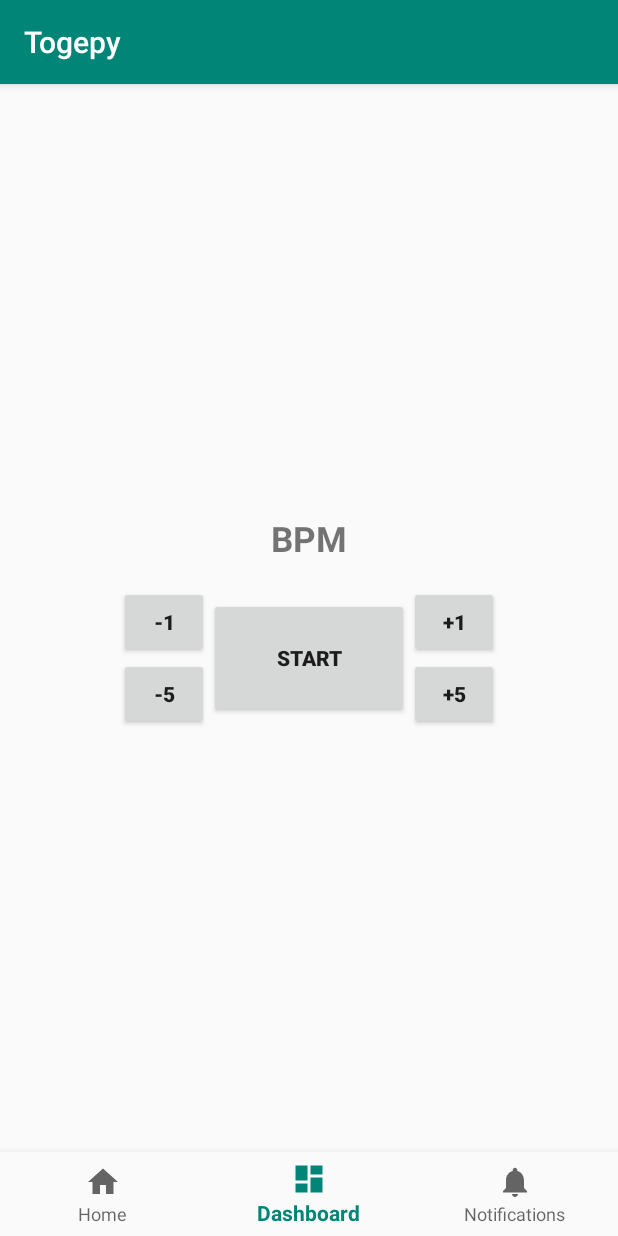
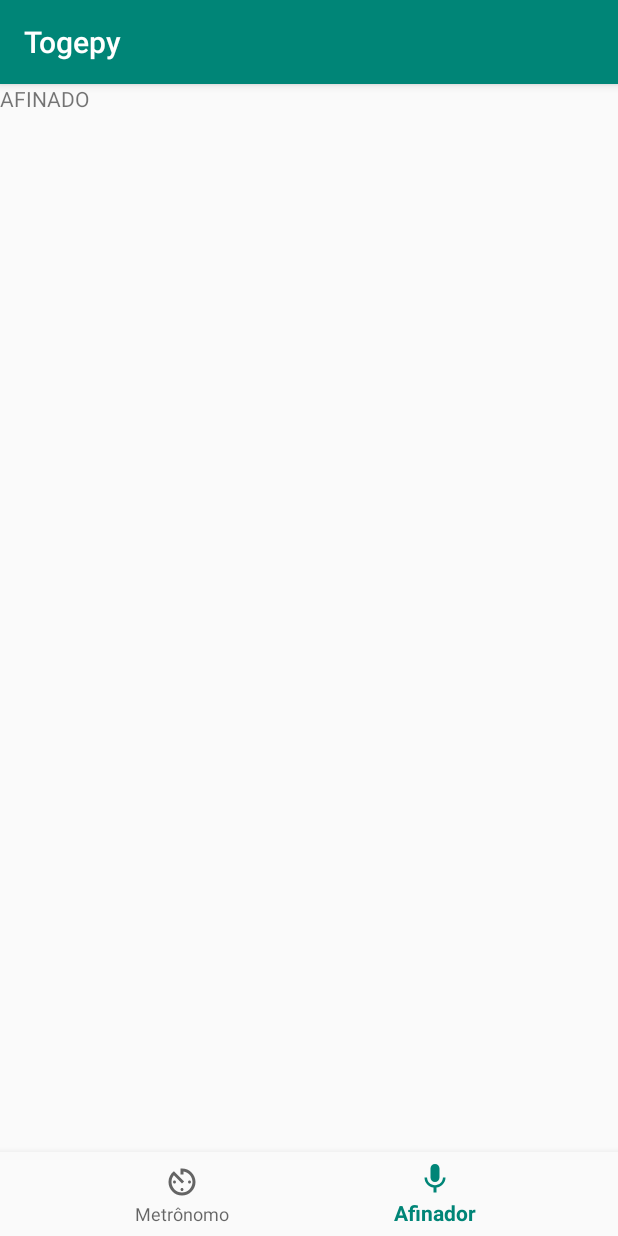
Before and after one commit to andredxc/embarcados, an Android app: the screen it shows after launch (MainActivity before the commit, Test_activity after it), item 2 of the bottom bar chosen, on a phone screen of 412 x 824 dp. Run offline under Robolectric (Android 15) with nearby library versions, the phone set to English and light mode, and no system bars.

Commit message:
Troca entre activities

```diff
--- a/togepy/app/src/main/AndroidManifest.xml
+++ b/togepy/app/src/main/AndroidManifest.xml
@@ -9,6 +9,7 @@
         android:roundIcon="@mipmap/ic_launcher_round"
         android:supportsRtl="true"
         android:theme="@style/AppTheme">
+        <activity android:name=".Test_activity"></activity>
         <activity
             android:name=".MainActivity"
             android:label="@string/app_name">
--- a/togepy/app/src/main/java/com/example/togepy/MainActivity.java
+++ b/togepy/app/src/main/java/com/example/togepy/MainActivity.java
@@ -1,5 +1,6 @@
 package com.example.togepy;
 
+import android.content.Intent;
 import android.os.Bundle;
 
 import com.google.android.material.bottomnavigation.BottomNavigationView;
@@ -23,14 +24,14 @@ public class MainActivity extends AppCompatActivity {
         @Override
         public boolean onNavigationItemSelected(@NonNull MenuItem item) {
             switch (item.getItemId()) {
-                case R.id.navigation_home:
-                    mTextMessage.setText(R.string.title_home);
+                case R.id.navigation_metronome:
+                    Log.e("andre", "Metronome");
                     return true;
-                case R.id.navigation_dashboard:
-                    mTextMessage.setText(R.string.title_dashboard);
-                    return true;
-                case R.id.navigation_notifications:
-                    mTextMessage.setText(R.string.title_notifications);
+                case R.id.navigation_tuner:
+                    Log.e("andre", "Tuner");
+                    startActivity(new Intent(MainActivity.this, Test_activity.class));
+                    overridePendingTransition(R.anim.fadein,
+                            R.anim.fadeout);
                     return true;
             }
             return false;
--- a/togepy/app/src/main/java/com/example/togepy/Metronome.java
+++ b/togepy/app/src/main/java/com/example/togepy/Metronome.java
@@ -41,7 +41,7 @@ public class Metronome {
             _currentNote = 1;
             _mediaPlayer = MediaPlayer.create(context, R.raw.low_seiko_sq50);
             _accentMediaPlayer = MediaPlayer.create(context, R.raw.high_seiko_sq50);
-            _tickPeriodMs =  (long) ((60.0/(float) getBpm())*1000.0)*_timeSignature1/_timeSignature2;
+            _tickPeriodMs = (long) ((60.0/(float) getBpm())*1000.0)*_timeSignature1/_timeSignature2;
             _timer = new Timer();
             Log.v("Metronome", "Starting metronome at " + getBpm() + " BPM ( " +
                     _tickPeriodMs + " miliseconds per beat)");
--- /dev/null
+++ b/togepy/app/src/main/java/com/example/togepy/Test_activity.java
@@ -0,0 +1,48 @@
+package com.example.togepy;
+
+import androidx.annotation.NonNull;
+import androidx.appcompat.app.AppCompatActivity;
+
+import android.content.Intent;
+import android.os.Bundle;
+import android.util.Log;
+import android.view.MenuItem;
+
+import com.google.android.material.bottomnavigation.BottomNavigationView;
+
+public class Test_activity extends AppCompatActivity {
+
+    // Copiar iss para a nova activity
+    private BottomNavigationView.OnNavigationItemSelectedListener mOnNavigationItemSelectedListener
+            = new BottomNavigationView.OnNavigationItemSelectedListener() {
+
+        @Override
+        public boolean onNavigationItemSelected(@NonNull MenuItem item) {
+            switch (item.getItemId()) {
+                case R.id.navigation_metronome:
+                    Log.e("andre", "Metronome");
+                    startActivity(new Intent(Test_activity.this, MainActivity.class));
+                    overridePendingTransition(R.anim.fadein,
+                            R.anim.fadeout);
+                    return true;
+                case R.id.navigation_tuner:
+                    Log.e("andre", "Tuner");
+                    return true;
+            }
+            return false;
+        }
+    };
+    // Fim do copiar isso
+
+    @Override
+    protected void onCreate(Bundle savedInstanceState) {
+        super.onCreate(savedInstanceState);
+        setContentView(R.layout.activity_test_activity);
+
+        // Copiar isso para a nova activity
+        BottomNavigationView navView = findViewById(R.id.nav_view);
+        navView.setOnNavigationItemSelectedListener(mOnNavigationItemSelectedListener);
+        navView.setSelectedItemId(R.id.navigation_tuner);
+        // Fim do copiar isso
+    }
+}
--- /dev/null
+++ b/togepy/app/src/main/res/anim/fadein.xml
@@ -0,0 +1,5 @@
+<?xml version="1.0" encoding="utf-8"?>
+
+<alpha xmlns:android="http://schemas.android.com/apk/res/android"
+    android:interpolator="@android:anim/accelerate_interpolator"
+    android:fromAlpha="0.0" android:toAlpha="1.0" android:duration="100" />
--- /dev/null
+++ b/togepy/app/src/main/res/anim/fadeout.xml
@@ -0,0 +1,5 @@
+<?xml version="1.0" encoding="utf-8"?>
+
+<alpha xmlns:android="http://schemas.android.com/apk/res/android"
+    android:interpolator="@android:anim/accelerate_interpolator"
+    android:fromAlpha="1.0" android:toAlpha="0.0" android:duration="100" />
--- /dev/null
+++ b/togepy/app/src/main/res/drawable/ic_av_timer_black_24dp.xml
@@ -0,0 +1,9 @@
+<vector xmlns:android="http://schemas.android.com/apk/res/android"
+        android:width="24dp"
+        android:height="24dp"
+        android:viewportWidth="24.0"
+        android:viewportHeight="24.0">
+    <path
+        android:fillColor="#FF000000"
+        android:pathData="M11,17c0,0.55 0.45,1 1,1s1,-0.45 1,-1 -0.45,-1 -1,-1 -1,0.45 -1,1zM11,3v4h2L13,5.08c3.39,0.49 6,3.39 6,6.92 0,3.87 -3.13,7 -7,7s-7,-3.13 -7,-7c0,-1.68 0.59,-3.22 1.58,-4.42L12,13l1.41,-1.41 -6.8,-6.8v0.02C4.42,6.45 3,9.05 3,12c0,4.97 4.02,9 9,9 4.97,0 9,-4.03 9,-9s-4.03,-9 -9,-9h-1zM18,12c0,-0.55 -0.45,-1 -1,-1s-1,0.45 -1,1 0.45,1 1,1 1,-0.45 1,-1zM6,12c0,0.55 0.45,1 1,1s1,-0.45 1,-1 -0.45,-1 -1,-1 -1,0.45 -1,1z"/>
+</vector>
--- a/togepy/app/src/main/res/drawable/ic_dashboard_black_24dp.xml
+++ /dev/null
@@ -1,9 +0,0 @@
-<vector xmlns:android="http://schemas.android.com/apk/res/android"
-    android:width="24dp"
-    android:height="24dp"
-    android:viewportWidth="24.0"
-    android:viewportHeight="24.0">
-    <path
-        android:fillColor="#FF000000"
-        android:pathData="M3,13h8L11,3L3,3v10zM3,21h8v-6L3,15v6zM13,21h8L21,11h-8v10zM13,3v6h8L21,3h-8z" />
-</vector>
--- a/togepy/app/src/main/res/drawable/ic_home_black_24dp.xml
+++ /dev/null
@@ -1,9 +0,0 @@
-<vector xmlns:android="http://schemas.android.com/apk/res/android"
-    android:width="24dp"
-    android:height="24dp"
-    android:viewportWidth="24.0"
-    android:viewportHeight="24.0">
-    <path
-        android:fillColor="#FF000000"
-        android:pathData="M10,20v-6h4v6h5v-8h3L12,3 2,12h3v8z" />
-</vector>
--- /dev/null
+++ b/togepy/app/src/main/res/drawable/ic_mic_black_24dp.xml
@@ -0,0 +1,9 @@
+<vector xmlns:android="http://schemas.android.com/apk/res/android"
+        android:width="24dp"
+        android:height="24dp"
+        android:viewportWidth="24.0"
+        android:viewportHeight="24.0">
+    <path
+        android:fillColor="#FF000000"
+        android:pathData="M12,14c1.66,0 2.99,-1.34 2.99,-3L15,5c0,-1.66 -1.34,-3 -3,-3S9,3.34 9,5v6c0,1.66 1.34,3 3,3zM17.3,11c0,3 -2.54,5.1 -5.3,5.1S6.7,14 6.7,11L5,11c0,3.41 2.72,6.23 6,6.72L11,21h2v-3.28c3.28,-0.48 6,-3.3 6,-6.72h-1.7z"/>
+</vector>
--- /dev/null
+++ b/togepy/app/src/main/res/layout/activity_test_activity.xml
@@ -0,0 +1,29 @@
+<?xml version="1.0" encoding="utf-8"?>
+<androidx.constraintlayout.widget.ConstraintLayout xmlns:android="http://schemas.android.com/apk/res/android"
+    xmlns:app="http://schemas.android.com/apk/res-auto"
+    xmlns:tools="http://schemas.android.com/tools"
+    android:layout_width="match_parent"
+    android:layout_height="match_parent"
+    tools:context=".Test_activity">
+
+    <TextView
+        android:id="@+id/textView"
+        android:layout_width="wrap_content"
+        android:layout_height="wrap_content"
+        android:text="AFINADO"
+        tools:layout_editor_absoluteX="158dp"
+        tools:layout_editor_absoluteY="345dp" />
+
+    <com.google.android.material.bottomnavigation.BottomNavigationView
+        android:id="@+id/nav_view"
+        android:layout_width="0dp"
+        android:layout_height="wrap_content"
+        android:layout_marginStart="0dp"
+        android:layout_marginEnd="0dp"
+        android:background="?android:attr/windowBackground"
+        app:layout_constraintBottom_toBottomOf="parent"
+        app:layout_constraintLeft_toLeftOf="parent"
+        app:layout_constraintRight_toRightOf="parent"
+        app:menu="@menu/bottom_nav_menu" />
+
+</androidx.constraintlayout.widget.ConstraintLayout>
--- a/togepy/app/src/main/res/menu/bottom_nav_menu.xml
+++ b/togepy/app/src/main/res/menu/bottom_nav_menu.xml
@@ -2,18 +2,13 @@
 <menu xmlns:android="http://schemas.android.com/apk/res/android">
 
     <item
-        android:id="@+id/navigation_home"
-        android:icon="@drawable/ic_home_black_24dp"
-        android:title="@string/title_home" />
+        android:id="@+id/navigation_metronome"
+        android:icon="@drawable/ic_av_timer_black_24dp"
+        android:title="@string/title_metronome" />
 
     <item
-        android:id="@+id/navigation_dashboard"
-        android:icon="@drawable/ic_dashboard_black_24dp"
-        android:title="@string/title_dashboard" />
-
-    <item
-        android:id="@+id/navigation_notifications"
-        android:icon="@drawable/ic_notifications_black_24dp"
-        android:title="@string/title_notifications" />
+        android:id="@+id/navigation_tuner"
+        android:icon="@drawable/ic_mic_black_24dp"
+        android:title="@string/title_tuner" />
 
 </menu>
--- a/togepy/app/src/main/res/values/dimens.xml
+++ b/togepy/app/src/main/res/values/dimens.xml
@@ -2,4 +2,5 @@
     <!-- Default screen margins, per the Android Design guidelines. -->
     <dimen name="activity_horizontal_margin">16dp</dimen>
     <dimen name="activity_vertical_margin">16dp</dimen>
+    <dimen name="fab_margin">16dp</dimen>
 </resources>
--- a/togepy/app/src/main/res/values/strings.xml
+++ b/togepy/app/src/main/res/values/strings.xml
@@ -1,8 +1,5 @@
 <resources>
     <string name="app_name">Togepy</string>
-    <string name="title_home">Home</string>
-    <string name="title_dashboard">Dashboard</string>
-    <string name="title_notifications">Notifications</string>
 
     <string name="action_settings">Settings</string>
     <string name="drawer_metronome">Metronome</string>
@@ -14,4 +11,7 @@
     <string name="timeMinusFive">-5</string>
     <string name="timePlusFive">+5</string>
     <string name="stop_metronome">STOP</string>
+    <string name="title_metronome">Metrônomo</string>
+    <string name="title_tuner">Afinador</string>
+    <string name="title_activity_test">TestActivity</string>
 </resources>
--- a/togepy/app/src/main/res/values/styles.xml
+++ b/togepy/app/src/main/res/values/styles.xml
@@ -8,4 +8,13 @@
         <item name="colorAccent">@color/colorAccent</item>
     </style>
 
+    <style name="AppTheme.NoActionBar">
+        <item name="windowActionBar">false</item>
+        <item name="windowNoTitle">true</item>
+    </style>
+
+    <style name="AppTheme.AppBarOverlay" parent="ThemeOverlay.AppCompat.Dark.ActionBar" />
+
+    <style name="AppTheme.PopupOverlay" parent="ThemeOverlay.AppCompat.Light" />
+
 </resources>
```
